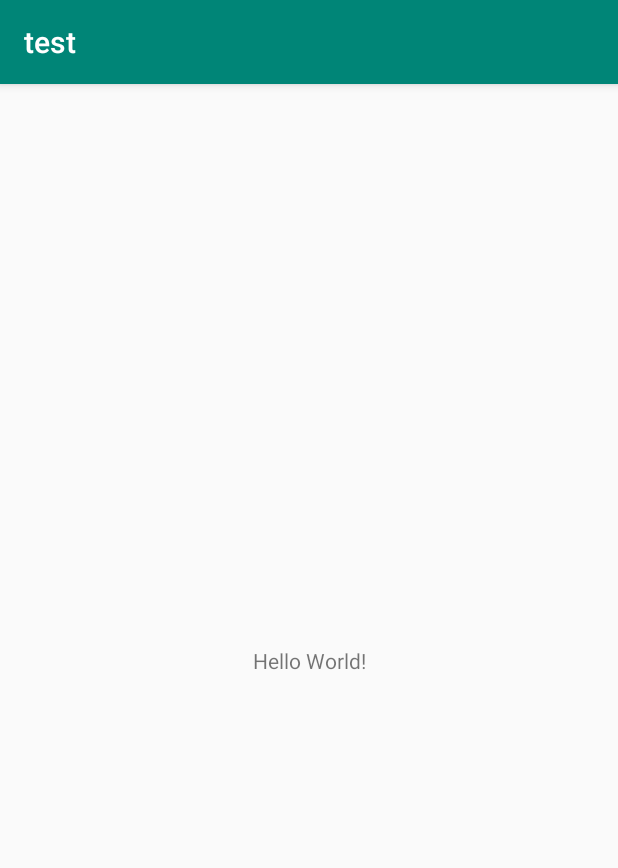
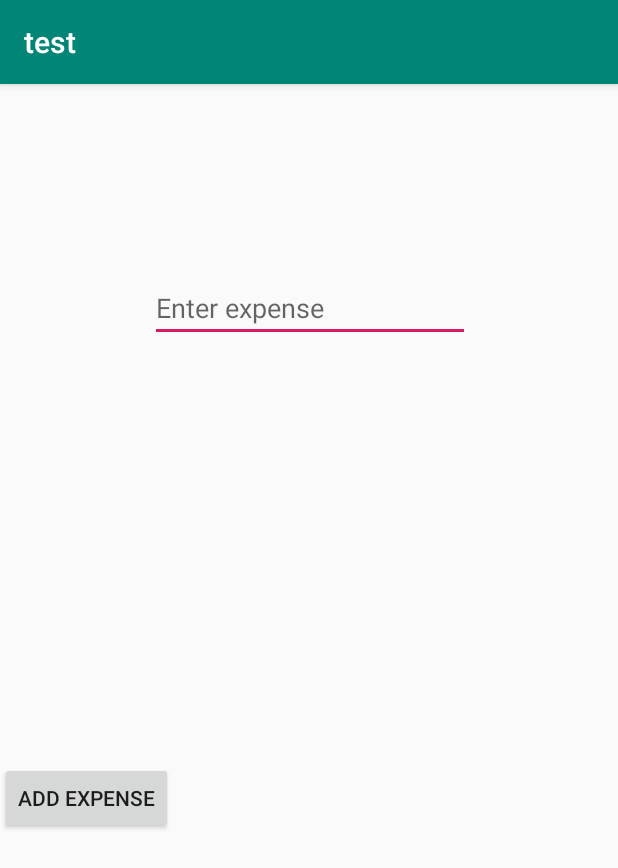
Before and after one commit to robbilee00/test, an Android app: the screen it shows after launch (MainActivity), on a phone screen of 412 x 824 dp. Shown: the top 868 px of the screen. Run offline under Robolectric (Android 15) with nearby library versions, the phone set to English and light mode, and no system bars.

Commit message:
new
commit

```diff
--- a/app/src/main/java/test/test/MainActivity.kt
+++ b/app/src/main/java/test/test/MainActivity.kt
@@ -2,11 +2,28 @@ package test.test
 
 import android.support.v7.app.AppCompatActivity
 import android.os.Bundle
+import kotlinx.android.synthetic.main.activity_main.*
+import kotlinx.android.synthetic.main.activity_main.view.*
+
 //test
 class MainActivity : AppCompatActivity() {
 
     override fun onCreate(savedInstanceState: Bundle?) {
         super.onCreate(savedInstanceState)
         setContentView(R.layout.activity_main)
+        val expenselist = arrayListOf("")
+        button.setOnClickListener {
+            expenses_display.text=""
+            val new_expense =add_expense.text.toString()
+            expenselist.add(new_expense)
+            add_expense.text.clear()
+            for (element in expenselist){
+                expenses_display.text = expenses_display.text.toString() + element + "\n "
+            }
+
+
+
+        }
+        }
+
     }
-}
--- a/app/src/main/res/layout/activity_main.xml
+++ b/app/src/main/res/layout/activity_main.xml
@@ -2,17 +2,57 @@
 <android.support.constraint.ConstraintLayout xmlns:android="http://schemas.android.com/apk/res/android"
     xmlns:app="http://schemas.android.com/apk/res-auto"
     xmlns:tools="http://schemas.android.com/tools"
+    android:id="@+id/button"
     android:layout_width="match_parent"
     android:layout_height="match_parent"
     tools:context=".MainActivity">
 
-    <TextView
+    <Button
+        android:id="@+id/button"
         android:layout_width="wrap_content"
         android:layout_height="wrap_content"
-        android:text="Hello World!"
+        android:layout_marginTop="192dp"
+        android:layout_marginBottom="8dp"
+        android:text="Add Expense"
         app:layout_constraintBottom_toBottomOf="parent"
-        app:layout_constraintLeft_toLeftOf="parent"
-        app:layout_constraintRight_toRightOf="parent"
+        app:layout_constraintTop_toTopOf="parent"
+        tools:layout_editor_absoluteX="134dp" />
+
+    <EditText
+        android:id="@+id/add_expense"
+        android:layout_width="wrap_content"
+        android:layout_height="wrap_content"
+        android:layout_margin="18dp"
+        android:layout_marginStart="8dp"
+
+        android:layout_marginLeft="8dp"
+        android:layout_marginTop="8dp"
+        android:layout_marginEnd="8dp"
+        android:layout_marginRight="8dp"
+        android:layout_marginBottom="8dp"
+        android:ems="10"
+        android:hint="Enter expense"
+        android:inputType="textPersonName"
+        app:layout_constraintBottom_toBottomOf="parent"
+        app:layout_constraintEnd_toEndOf="parent"
+        app:layout_constraintHorizontal_bias="0.503"
+        app:layout_constraintStart_toStartOf="parent"
+        app:layout_constraintTop_toTopOf="parent"
+        app:layout_constraintVertical_bias="0.158" />
+
+    <TextView
+        android:id="@+id/expenses_display"
+        android:layout_width="167dp"
+        android:layout_height="93dp"
+        android:layout_marginStart="8dp"
+        android:layout_marginLeft="8dp"
+        android:layout_marginTop="8dp"
+        android:layout_marginEnd="8dp"
+        android:layout_marginRight="8dp"
+        android:layout_marginBottom="8dp"
+        app:layout_constraintBottom_toBottomOf="parent"
+        app:layout_constraintEnd_toEndOf="parent"
+        app:layout_constraintStart_toStartOf="parent"
         app:layout_constraintTop_toTopOf="parent" />
 
 </android.support.constraint.ConstraintLayout>
```
